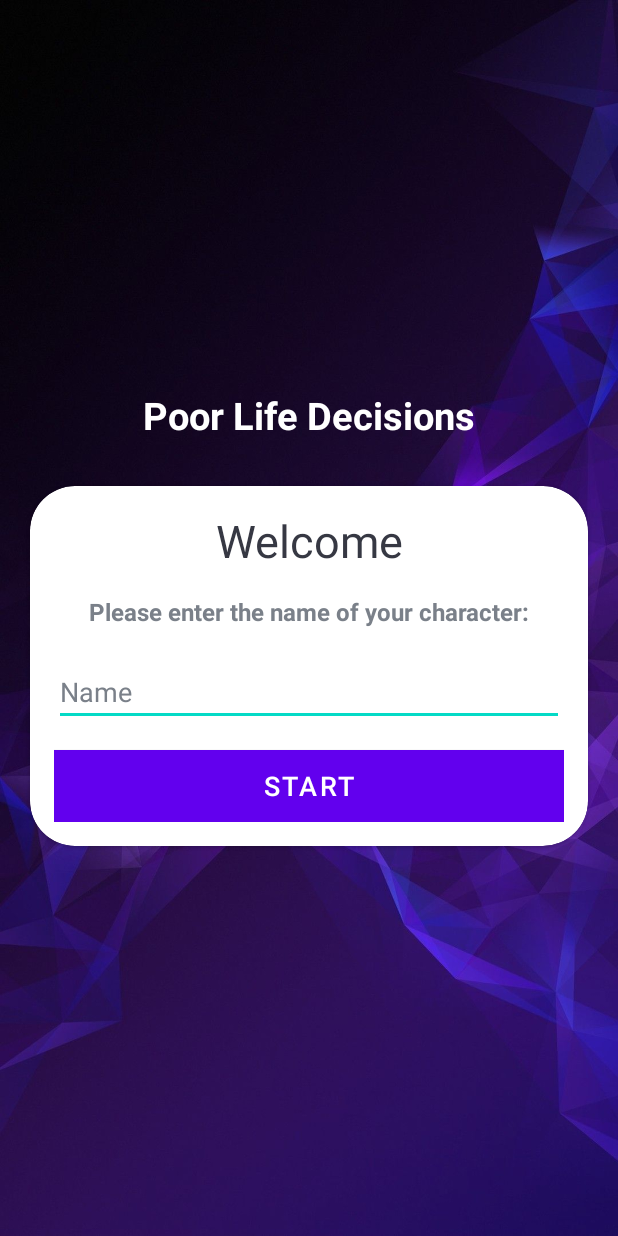
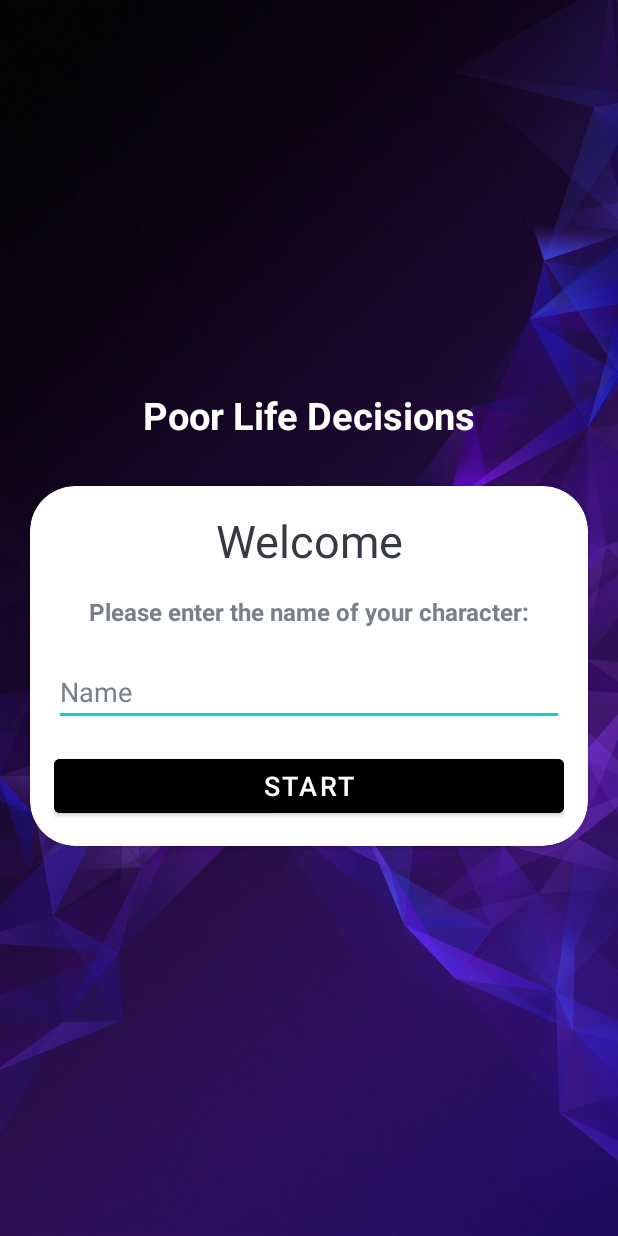
Before and after one commit to Zeadrasil/UMADBro, an Android app: the screen it shows after launch (MainActivity), on a phone screen of 412 x 824 dp. Run offline under Robolectric (Android 15) with nearby library versions, the phone set to English and light mode, and no system bars.

Commit message:
last minor design change

```diff
--- a/FlagQuiz/app/src/main/res/layout/activity_main.xml
+++ b/FlagQuiz/app/src/main/res/layout/activity_main.xml
@@ -71,7 +71,7 @@
                 android:layout_width="match_parent"
                 android:layout_height="wrap_content"
                 android:layout_marginTop="16dp"
-                android:background="@color/design_default_color_on_primary"
+                android:backgroundTint="@color/black"
                 android:text="@string/start"
                 android:textColor="@color/white"
                 android:textSize="18sp" />
--- a/FlagQuiz/app/src/main/res/layout/activity_result.xml
+++ b/FlagQuiz/app/src/main/res/layout/activity_result.xml
@@ -57,7 +57,7 @@
         android:layout_marginTop="10dp"
         android:backgroundTint="@color/white"
         android:text="@string/finish"
-        android:textColor="@color/design_default_color_primary"
+        android:textColor="@color/black"
         android:textSize="18sp"
         android:textStyle="bold" />
 </LinearLayout>
```
